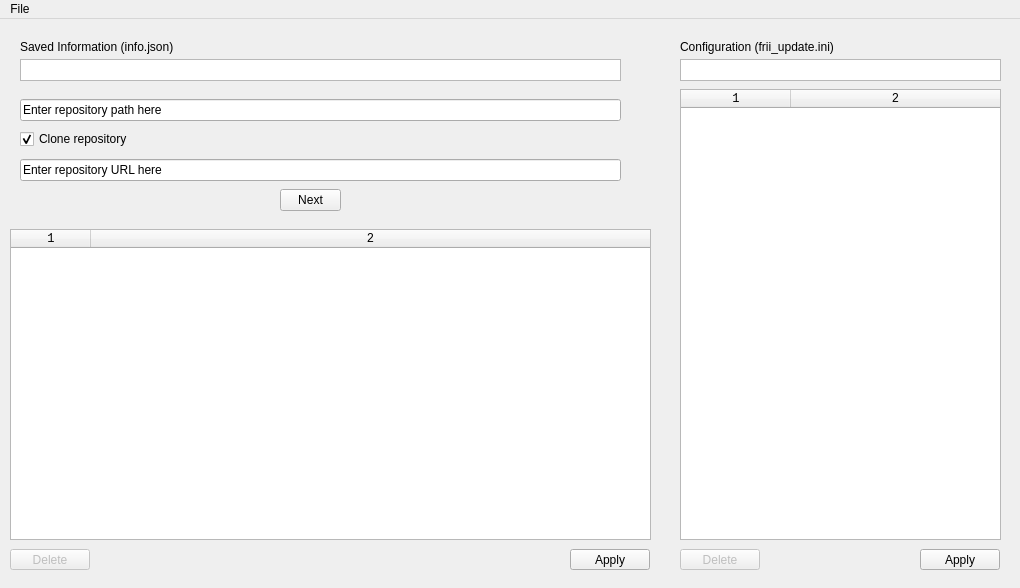
Above: mainwindow.ui from bleck9999/frii-config before the change. Below: the same form after it.
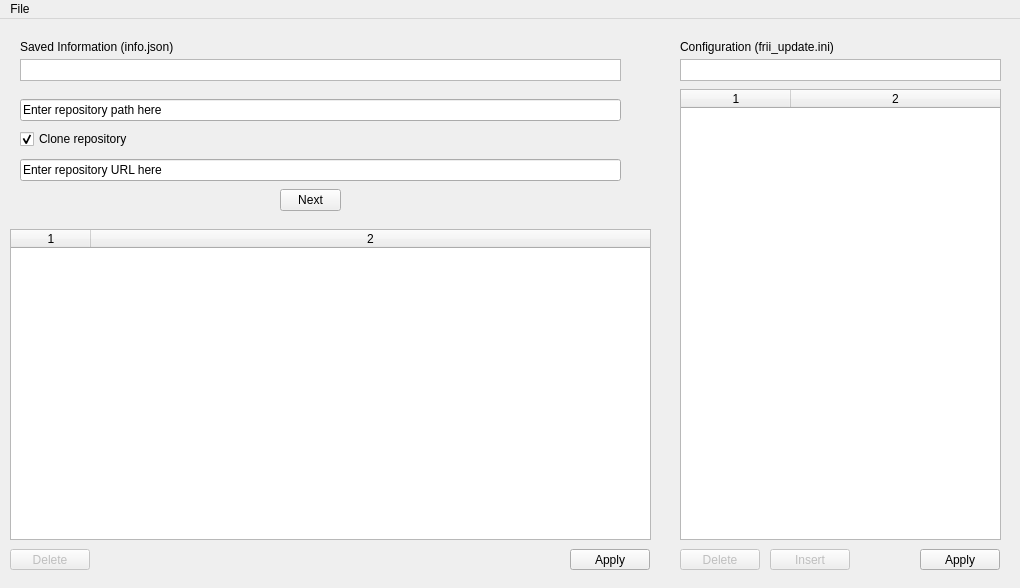
That is the form after the change.

```diff
--- a/mainwindow.ui
+++ b/mainwindow.ui
@@ -36,9 +36,7 @@
       </rect>
      </property>
      <property name="font">
-      <font>
-       <family>Monospace</family>
-      </font>
+      <font/>
      </property>
      <property name="editTriggers">
       <set>QAbstractItemView::DoubleClicked</set>
@@ -137,6 +135,22 @@
       <string>Delete</string>
      </property>
     </widget>
+    <widget class="QPushButton" name="iniadd">
+     <property name="enabled">
+      <bool>false</bool>
+     </property>
+     <property name="geometry">
+      <rect>
+       <x>100</x>
+       <y>520</y>
+       <width>80</width>
+       <height>21</height>
+      </rect>
+     </property>
+     <property name="text">
+      <string>Insert</string>
+     </property>
+    </widget>
    </widget>
    <widget class="QWidget" name="json_widget" native="true">
     <property name="geometry">
@@ -243,9 +257,7 @@
       </rect>
      </property>
      <property name="font">
-      <font>
-       <family>Monospace</family>
-      </font>
+      <font/>
      </property>
      <property name="editTriggers">
       <set>QAbstractItemView::DoubleClicked</set>
```
